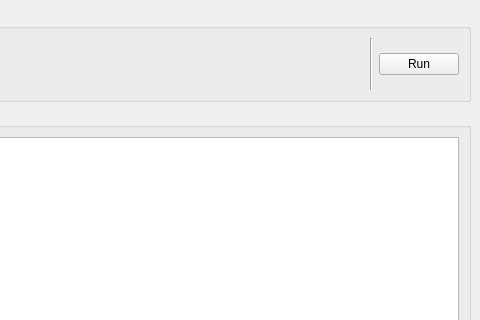
Hugo-NF/TR1-Chat, file src/server.ui: the form before one commit; both pictures show x 451 to 931 and y 0 to 320 of the 931 by 673 pixel window.
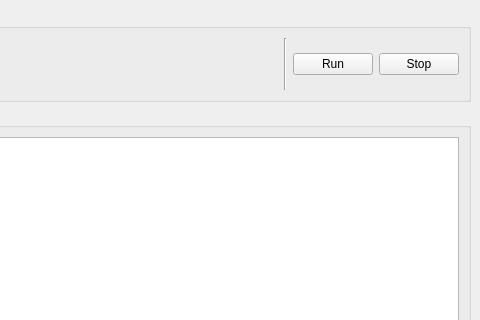
The form after the commit.

Commit message: Fix: port now doesn't get stuck to previous socket

The edit to the form file:
```diff
--- a/src/server.ui
+++ b/src/server.ui
@@ -169,6 +169,13 @@
          </property>
         </widget>
        </item>
+       <item>
+        <widget class="QPushButton" name="stopButton">
+         <property name="text">
+          <string>Stop</string>
+         </property>
+        </widget>
+       </item>
       </layout>
      </widget>
     </item>
```
The commit also changes 2 other files.
